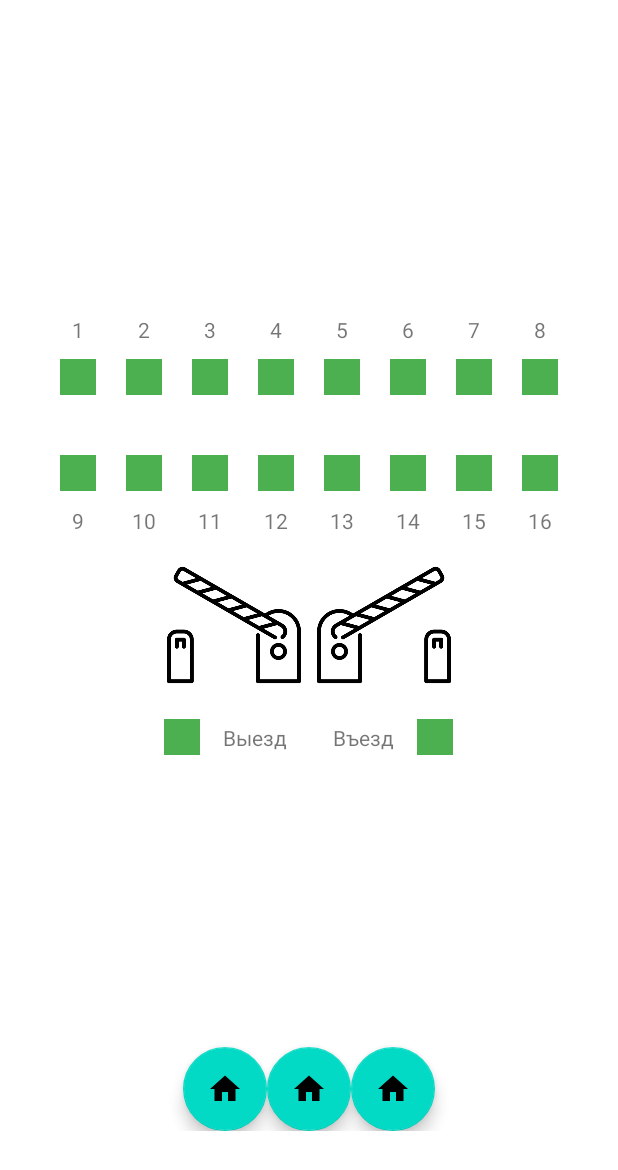
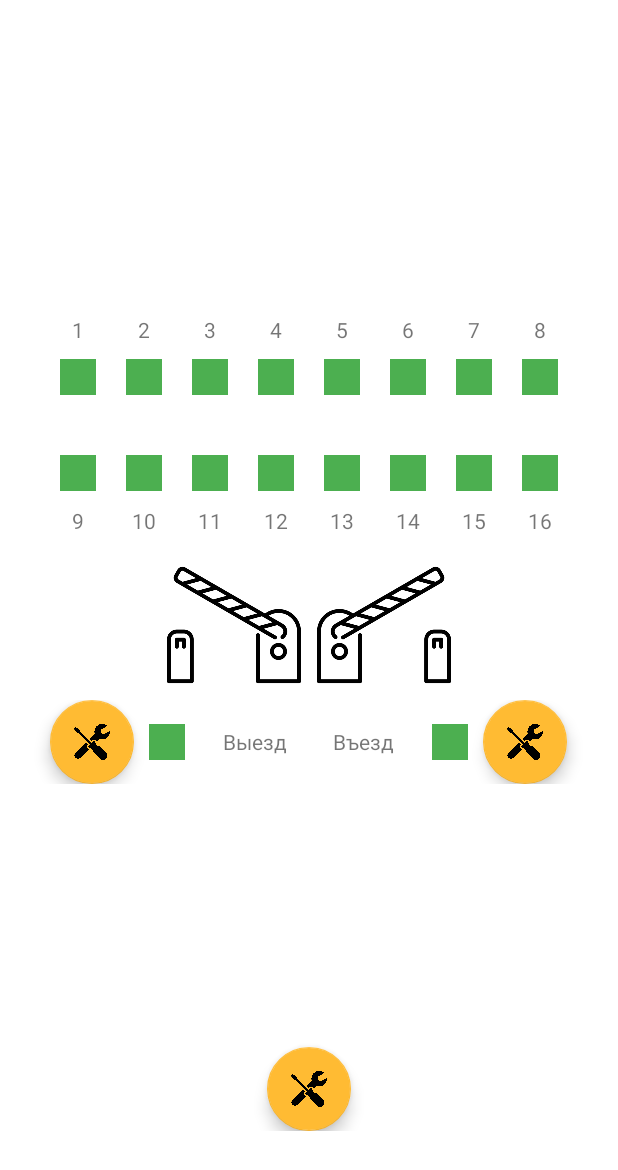
Before and after one commit to HipsterOK/Park, an Android app: the layout fragment_parking.xml on its own in the app's theme, with its tools: preview values and no code run, on a phone screen of 412 x 824 dp. Shown: the top 1170 px of the screen. Run offline under Robolectric (Android 15) with nearby library versions, the phone set to English and light mode, and no system bars.

Commit message:
Chhfnge button

```diff
--- a/app/src/main/res/layout/fragment_parking.xml
+++ b/app/src/main/res/layout/fragment_parking.xml
@@ -318,11 +318,21 @@
         android:orientation="horizontal"
         android:gravity="center">
 
+        <com.google.android.material.floatingactionbutton.FloatingActionButton
+            android:id="@+id/repBar2"
+            android:layout_width="wrap_content"
+            android:layout_height="wrap_content"
+            android:layout_gravity="bottom|end"
+            android:padding="10dp"
+            android:src="@drawable/repair"
+            app:backgroundTint="@android:color/holo_orange_light" />
+
         <ImageView
             android:id="@+id/out"
             android:layout_width="wrap_content"
             android:layout_height="wrap_content"
-            android:src="@drawable/free_place_24dp"/>
+            android:src="@drawable/free_place_24dp"
+            android:padding="10dp"/>
         <TextView
             android:layout_width="wrap_content"
             android:layout_height="wrap_content"
@@ -340,7 +350,17 @@
             android:id="@+id/in"
             android:layout_width="wrap_content"
             android:layout_height="wrap_content"
-            android:src="@drawable/free_place_24dp"/>
+            android:src="@drawable/free_place_24dp"
+            android:padding="10dp"/>
+
+        <com.google.android.material.floatingactionbutton.FloatingActionButton
+            android:id="@+id/repBar1"
+            android:layout_width="wrap_content"
+            android:layout_height="wrap_content"
+            android:layout_gravity="bottom|start"
+            android:padding="50dp"
+            android:src="@drawable/repair"
+            app:backgroundTint="@android:color/holo_orange_light" />
     </LinearLayout>
 <LinearLayout
     android:layout_width="match_parent"
@@ -348,25 +368,13 @@
     android:orientation="horizontal"
     android:paddingBottom="70dp"
     android:gravity="center">
-    <com.google.android.material.floatingactionbutton.FloatingActionButton
-        android:id="@+id/repBar1"
-        android:layout_width="wrap_content"
-        android:layout_height="wrap_content"
-        android:padding="10dp"
-        android:layout_gravity="bottom|start"
-        android:src="@drawable/ic_home_black_24dp" />
-    <com.google.android.material.floatingactionbutton.FloatingActionButton
-        android:id="@+id/repBar2"
-        android:layout_width="wrap_content"
-        android:layout_height="wrap_content"
-        android:padding="10dp"
-        android:layout_gravity="bottom|end"
-        android:src="@drawable/ic_home_black_24dp"/>
+
     <com.google.android.material.floatingactionbutton.FloatingActionButton
         android:id="@+id/repPlace"
         android:layout_width="wrap_content"
         android:layout_height="wrap_content"
         android:layout_gravity="bottom|end"
-        android:src="@drawable/ic_home_black_24dp" />
+        android:src="@drawable/repair"
+        app:backgroundTint="@android:color/holo_orange_light" />
 </LinearLayout>
 </LinearLayout>
```
Also changed, not shown: app/src/main/res/drawable-v24/repair.png (added).
